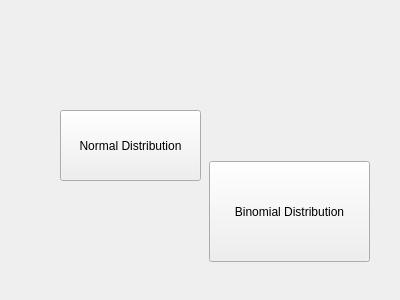
Qt form pages/networkpage.ui (rick27822/VisualStatistics) before a commit.
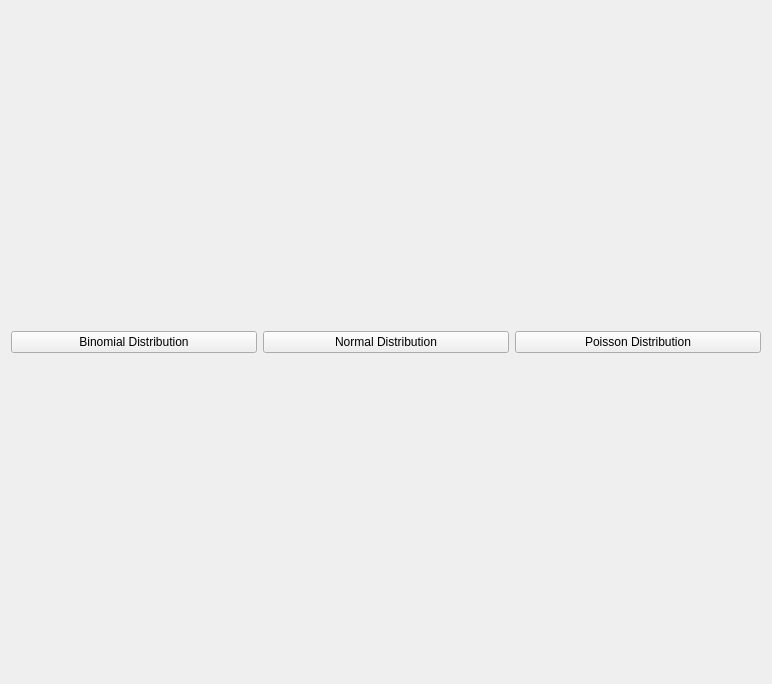
The same form after that commit.

What changed in the file:
```diff
--- a/pages/networkpage.ui
+++ b/pages/networkpage.ui
@@ -6,39 +6,36 @@
    <rect>
     <x>0</x>
     <y>0</y>
-    <width>400</width>
-    <height>300</height>
+    <width>772</width>
+    <height>684</height>
    </rect>
   </property>
   <property name="windowTitle">
    <string>Form</string>
   </property>
-  <widget class="QPushButton" name="btnNormal">
-   <property name="geometry">
-    <rect>
-     <x>60</x>
-     <y>110</y>
-     <width>141</width>
-     <height>71</height>
-    </rect>
-   </property>
-   <property name="text">
-    <string>Normal Distribution</string>
-   </property>
-  </widget>
-  <widget class="QPushButton" name="btnBinomial">
-   <property name="geometry">
-    <rect>
-     <x>209</x>
-     <y>161</y>
-     <width>161</width>
-     <height>101</height>
-    </rect>
-   </property>
-   <property name="text">
-    <string>Binomial Distribution</string>
-   </property>
-  </widget>
+  <layout class="QHBoxLayout" name="horizontalLayout">
+   <item>
+    <widget class="QPushButton" name="btnBinomial">
+     <property name="text">
+      <string>Binomial Distribution</string>
+     </property>
+    </widget>
+   </item>
+   <item>
+    <widget class="QPushButton" name="btnNormal">
+     <property name="text">
+      <string>Normal Distribution</string>
+     </property>
+    </widget>
+   </item>
+   <item>
+    <widget class="QPushButton" name="btnPoisson">
+     <property name="text">
+      <string>Poisson Distribution</string>
+     </property>
+    </widget>
+   </item>
+  </layout>
  </widget>
  <resources/>
  <connections/>
```
